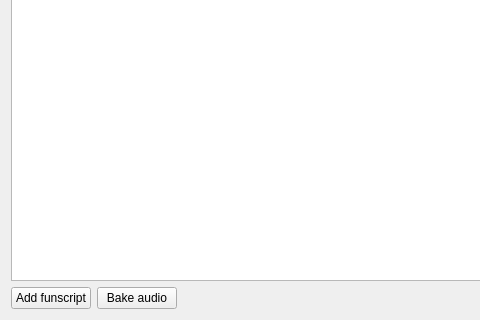
First picture: the form in designer/mediasettingswidget.ui, repository diglet48/restim, before the edit; both pictures show x 0 to 480 and y 157 to 477 of the 664 by 477 pixel window.
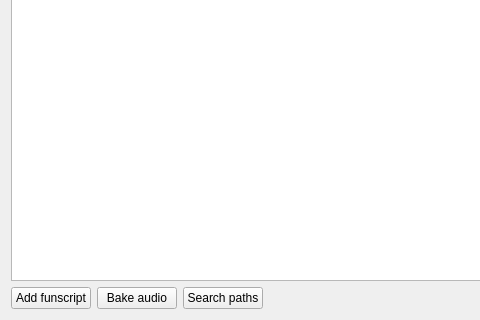
Second picture: the form after the edit. Custom widgets are drawn as their Qt base class.

Commit message: Add additional search paths for funscript loading.

Patch:
```diff
--- a/designer/mediasettingswidget.ui
+++ b/designer/mediasettingswidget.ui
@@ -149,6 +149,13 @@
         </property>
        </widget>
       </item>
+      <item>
+       <widget class="QPushButton" name="additional_search_paths_button">
+        <property name="text">
+         <string>Search paths</string>
+        </property>
+       </widget>
+      </item>
       <item>
        <spacer name="horizontalSpacer">
         <property name="orientation">
```
The commit also changes 9 other files.
